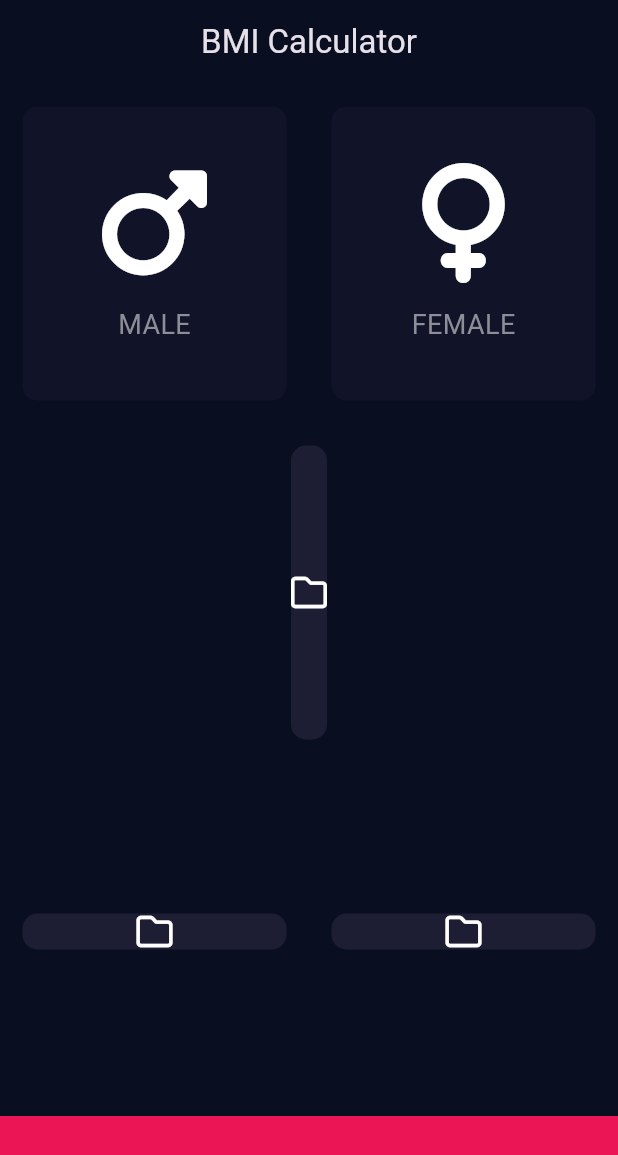
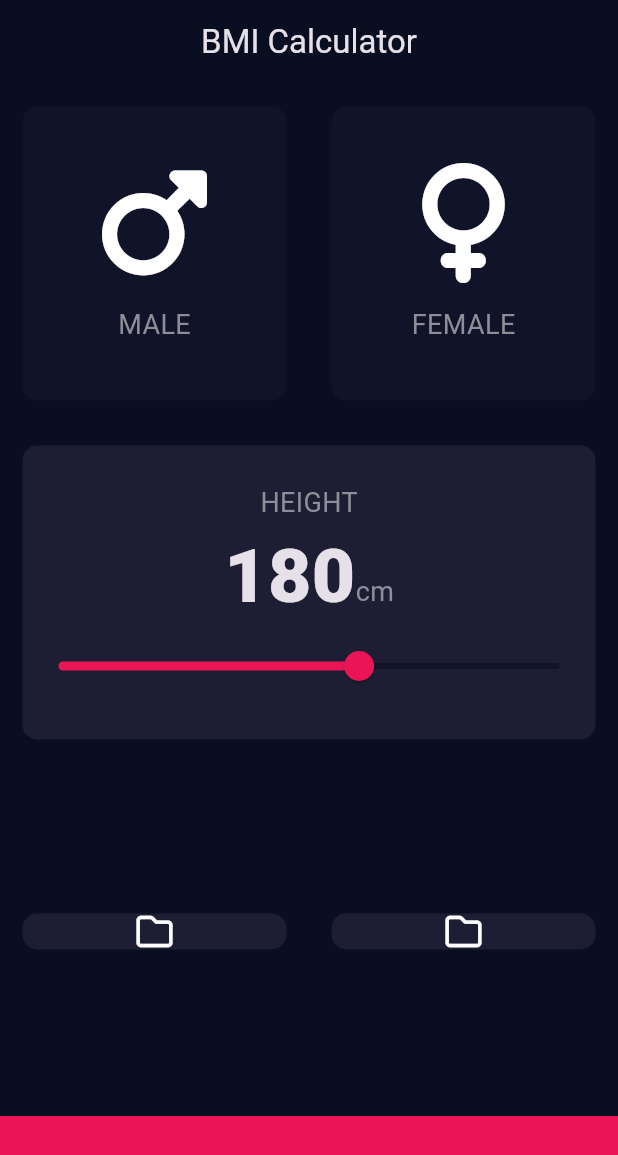
Before and after one commit to mr-schway/bmi-calculator, a Flutter app: the screen it shows after launch, on a phone screen of 412 x 824 dp. Shown: the top 1155 px of the screen. Run offline on Flutter 3.47's test engine with Material 3 defaults, Android fonts, the phone set to English and light mode, and no system bars; our stand-ins replace font_awesome_flutter.

Commit message:
Build the middle widget

```diff
--- /dev/null
+++ b/lib/constants.dart
@@ -0,0 +1,16 @@
+import 'package:flutter/material.dart';
+
+const kBottomContainerHeight = 80.0;
+const kActiveCardColor = Color(0xFF1D1E33);
+const kInactiveCardColor = Color(0xFF111328);
+const kBottomContainerColor = Color(0xFFEB1555);
+
+const kLabelText = TextStyle(
+  fontSize: 18.0,
+  color: Color(0xFF8D8E98),
+);
+
+const kNumberTextStyle = TextStyle(
+  fontSize: 50.0,
+  fontWeight: FontWeight.w900,
+);
--- a/lib/icon_content.dart
+++ b/lib/icon_content.dart
@@ -1,9 +1,5 @@
 import 'package:flutter/material.dart';
-
-const labelText = TextStyle(
-  fontSize: 18.0,
-  color: Color(0xFF8D8E98),
-);
+import 'constants.dart';
 
 class IconContent extends StatelessWidget {
   final IconData icon;
@@ -22,7 +18,7 @@ class IconContent extends StatelessWidget {
         const SizedBox(
           height: 15.0,
         ),
-        Text(label, style: labelText),
+        Text(label, style: kLabelText),
       ],
     );
   }
--- a/lib/input_page.dart
+++ b/lib/input_page.dart
@@ -2,11 +2,7 @@ import 'package:flutter/material.dart';
 import 'package:font_awesome_flutter/font_awesome_flutter.dart';
 import 'icon_content.dart';
 import 'reusable_card.dart';
-
-const bottomContainerHeight = 80.0;
-const activeCardColor = Color(0xFF1D1E33);
-const inactiveCardColor = Color(0xFF111328);
-const bottomContainerColor = Color(0xFFEB1555);
+import 'constants.dart';
 
 enum Gender {
   male,
@@ -22,6 +18,7 @@ class InputPage extends StatefulWidget {
 
 class _InputPageState extends State<InputPage> {
   Gender? selectedGender;
+  int height = 180;
 
   @override
   Widget build(BuildContext context) {
@@ -32,6 +29,7 @@ class _InputPageState extends State<InputPage> {
         ),
       ),
       body: Column(
+        crossAxisAlignment: CrossAxisAlignment.stretch,
         children: <Widget>[
           Expanded(
             child: Row(
@@ -44,8 +42,8 @@ class _InputPageState extends State<InputPage> {
                       });
                     },
                     colour: selectedGender == Gender.male
-                        ? activeCardColor
-                        : inactiveCardColor,
+                        ? kActiveCardColor
+                        : kInactiveCardColor,
                     cardChild: IconContent(
                       icon: FontAwesomeIcons.mars,
                       label: "MALE",
@@ -60,8 +58,8 @@ class _InputPageState extends State<InputPage> {
                         });
                       },
                       colour: selectedGender == Gender.female
-                          ? activeCardColor
-                          : inactiveCardColor,
+                          ? kActiveCardColor
+                          : kInactiveCardColor,
                       cardChild: IconContent(
                         icon: FontAwesomeIcons.venus,
                         label: "FEMALE",
@@ -70,10 +68,45 @@ class _InputPageState extends State<InputPage> {
               ],
             ),
           ),
-          const Expanded(
+          Expanded(
             child: ReusableCard(
-              colour: activeCardColor,
-              cardChild: Icon(FontAwesomeIcons.folder),
+              colour: kActiveCardColor,
+              cardChild: Column(
+                mainAxisAlignment: MainAxisAlignment.center,
+                children: <Widget>[
+                  Text(
+                    "HEIGHT",
+                    style: kLabelText,
+                  ),
+                  Row(
+                    mainAxisAlignment: MainAxisAlignment.center,
+                    crossAxisAlignment: CrossAxisAlignment.baseline,
+                    textBaseline: TextBaseline.alphabetic,
+                    children: <Widget>[
+                      Text(
+                        height.toString(),
+                        style: kNumberTextStyle,
+                      ),
+                      Text(
+                        "cm",
+                        style: kLabelText,
+                      ),
+                    ],
+                  ),
+                  Slider(
+                    value: height.toDouble(),
+                    min: 120,
+                    max: 220,
+                    activeColor: Color(0xFFEB1555),
+                    inactiveColor: Color(0xFF111328),
+                    onChanged: (double newValue) {
+                      setState(() {
+                        height = newValue.round();
+                      });
+                    },
+                  )
+                ],
+              ),
             ),
           ),
           const Expanded(
@@ -81,13 +114,13 @@ class _InputPageState extends State<InputPage> {
               children: <Widget>[
                 Expanded(
                   child: ReusableCard(
-                    colour: activeCardColor,
+                    colour: kActiveCardColor,
                     cardChild: Icon(FontAwesomeIcons.folder),
                   ),
                 ),
                 Expanded(
                   child: ReusableCard(
-                    colour: activeCardColor,
+                    colour: kActiveCardColor,
                     cardChild: Icon(FontAwesomeIcons.folder),
                   ),
                 ),
@@ -95,10 +128,10 @@ class _InputPageState extends State<InputPage> {
             ),
           ),
           Container(
-            color: bottomContainerColor,
+            color: kBottomContainerColor,
             margin: const EdgeInsets.only(top: 10.0),
             width: double.infinity,
-            height: bottomContainerHeight,
+            height: kBottomContainerHeight,
           ),
         ],
       ),
```
